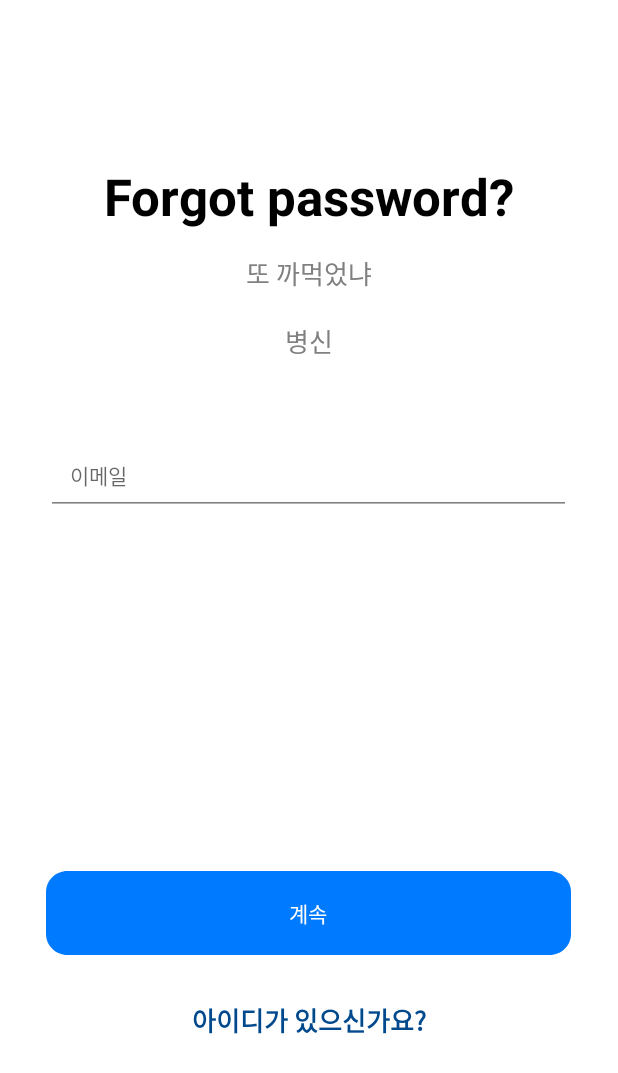
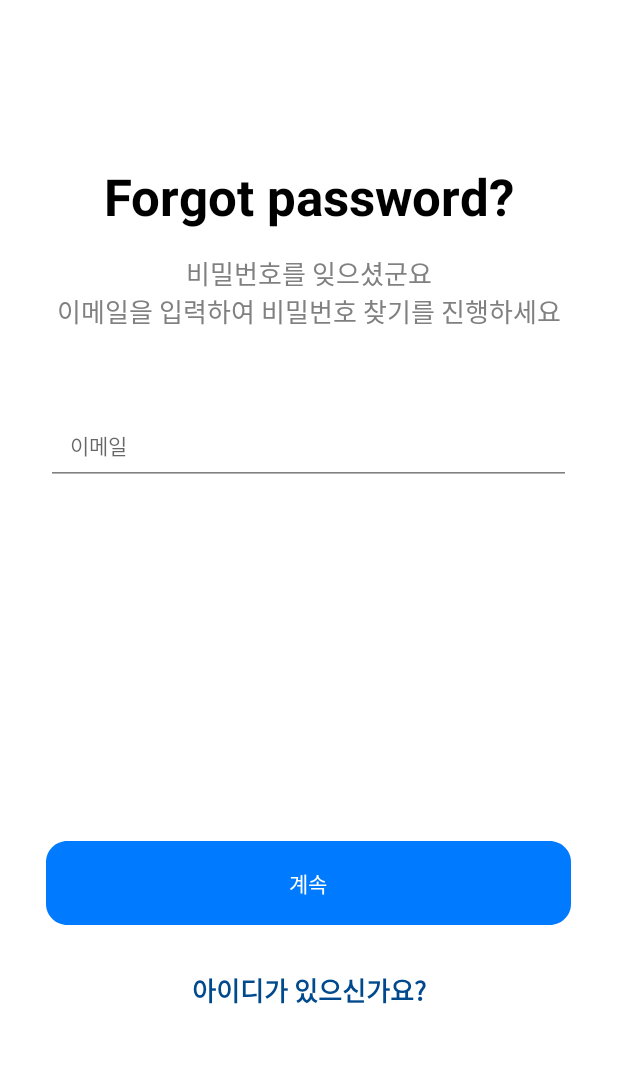
Before and after one commit to Agatho22/health, an Android app: the FoundActivityF screen opened directly, with no data from a screen before it, on a phone screen of 412 x 824 dp. Shown: the top 1073 px of the screen. Run offline under Robolectric (Android 15) with nearby library versions, the phone set to English and light mode, and no system bars; our stand-ins replace Firebase (no records; nobody signed in at launch, a user with empty details on screens opened directly).

Commit message:
10:06 버튼 소리 제거

```diff
--- a/app/src/main/res/layout/activity_found.xml
+++ b/app/src/main/res/layout/activity_found.xml
@@ -38,7 +38,7 @@
                 android:textAlignment="center"
                 android:textColor="#808080"
                 android:layout_marginTop="16dp"
-                android:text="또 까먹었냐\n\n병신"
+                android:text="비밀번호를 잊으셨군요\n이메일을 입력하여 비밀번호 찾기를 진행하세요"
                 android:textSize="17sp" />
 
             <LinearLayout
@@ -67,6 +67,7 @@
                     android:layout_marginBottom="30dp"
                     android:background="@drawable/round_bg01"
                     android:text="계속"
+                    android:soundEffectsEnabled="false"
                     android:textColor="#FFFFFF" />
 
                 <TextView
@@ -79,6 +80,7 @@
                     android:textStyle="bold"
                     android:textAlignment="center"
                     android:textColor="#00498c"
+                    android:soundEffectsEnabled="false"
                     android:textSize="17sp" />
 
             </LinearLayout>
--- a/app/src/main/res/layout/activity_home.xml
+++ b/app/src/main/res/layout/activity_home.xml
@@ -17,9 +17,9 @@
         android:layout_width="match_parent"
         android:layout_height="wrap_content"
         android:layout_alignParentBottom="true"
-        app:menu="@menu/bottom_nav"
+        android:background="@color/bncolor"
         app:itemIconTint="@drawable/menu_selector_color"
         app:itemTextColor="@drawable/menu_selector_color"
-        android:background="@color/bncolor"/>
+        app:menu="@menu/bottom_nav" />
 
 </RelativeLayout>
--- a/app/src/main/res/layout/activity_login_f.xml
+++ b/app/src/main/res/layout/activity_login_f.xml
@@ -91,6 +91,7 @@
                     app:layout_constraintEnd_toEndOf="parent"
                     app:layout_constraintStart_toStartOf="parent"
                     app:layout_constraintTop_toBottomOf="@+id/et_pwd"
+                    android:soundEffectsEnabled="false"
                     tools:ignore="TouchTargetSizeCheck" />
                 <!--자동로그인 끝-->
 
@@ -104,6 +105,7 @@
                 android:layout_marginTop="22dp"
                 android:background="@drawable/round_bg01"
                 android:text="로그인"
+                android:soundEffectsEnabled="false"
                 android:textStyle="bold" />
 
             <LinearLayout
@@ -123,6 +125,7 @@
                     android:textStyle="bold"
                     android:layout_marginTop="32dp"
                     android:text="Create New ID"
+                    android:soundEffectsEnabled="false"
                     android:textSize="16dp"/>
 
                 <TextView
@@ -135,6 +138,7 @@
                     android:textStyle="bold"
                     android:layout_marginTop="32dp"
                     android:text="Forgot Password?"
+                    android:soundEffectsEnabled="false"
                     android:textSize="16dp"/>
 
                     </LinearLayout>
--- a/app/src/main/res/layout/activity_main.xml
+++ b/app/src/main/res/layout/activity_main.xml
@@ -23,6 +23,7 @@
             android:text="Logout"
             android:textSize="10sp"
             android:textStyle="bold"
+            android:soundEffectsEnabled="false"
             app:layout_constraintBottom_toBottomOf="@+id/textView"
             app:layout_constraintEnd_toStartOf="@+id/rectangle_2"
             app:layout_constraintTop_toTopOf="@+id/textView"
@@ -388,6 +389,7 @@
                         android:layout_height="58dp"
                         android:background="@drawable/round_bg"
                         android:text="로비"
+                        android:soundEffectsEnabled="false"
                         app:layout_constraintBottom_toBottomOf="parent"
                         app:layout_constraintEnd_toEndOf="parent"
                         app:layout_constraintStart_toStartOf="parent"
@@ -418,6 +420,7 @@
                         android:layout_height="58dp"
                         android:background="@drawable/round_bg"
                         android:text="WATER"
+                        android:soundEffectsEnabled="false"
                         app:layout_constraintBottom_toBottomOf="parent"
                         app:layout_constraintEnd_toEndOf="parent"
                         app:layout_constraintStart_toStartOf="parent"
@@ -450,6 +453,7 @@
                         android:layout_height="58dp"
                         android:background="@drawable/round_bg"
                         android:text="타이머"
+                        android:soundEffectsEnabled="false"
                         app:layout_constraintBottom_toBottomOf="parent"
                         app:layout_constraintEnd_toEndOf="parent"
                         app:layout_constraintStart_toStartOf="parent"
```
